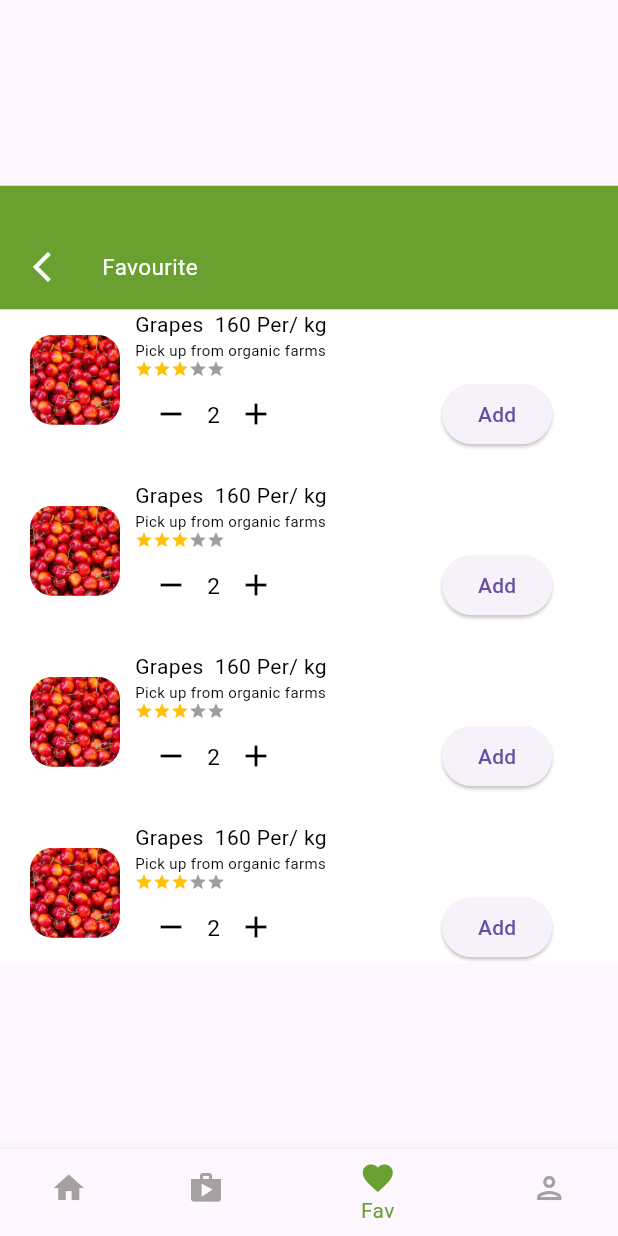
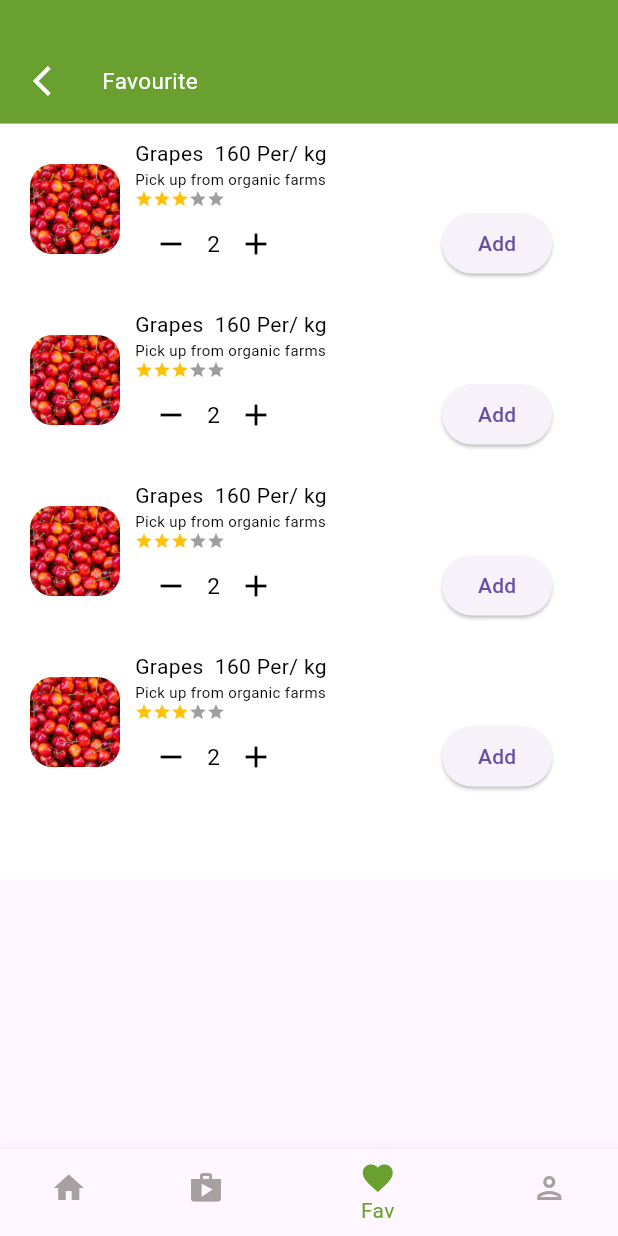
Before and after one commit to xuanlocgs2000/fruit_app_ui, a Flutter app: the NavigationScreen screen opened directly, item 3 of the bottom bar chosen, after a tap on the "remove" icon, on a phone screen of 412 x 824 dp. Run offline on Flutter 3.47's test engine with Material 3 defaults, Android fonts, the phone set to English and light mode, and no system bars; drawn by our look-alikes of flutter_rating_bar; our stand-ins replace animated_bottom_navigation_bar, iconsax, intl_phone_field, introduction_screen, pin_code_fields; missing offline and left inert: nuts_activity_indicator; Roboto replaces fonts that are missing (Poppins).

```diff
--- a/lib/main.dart
+++ b/lib/main.dart
@@ -34,10 +34,10 @@ class MyApp extends StatelessWidget {
       // home: RegisterPhoneScreen(),
       // home: LoadingScreen(),
       // home: HomeScreen(),
-      // home: NavigationScreen(),
+      home: NavigationScreen(),
       // home: SplashScreen(),
       // home: ProductDetails(),
-      home: FavouriteScreen(),
+      // home: FavouriteScreen(),
     );
   }
 }
--- a/lib/screens/favourite/favourite_screen.dart
+++ b/lib/screens/favourite/favourite_screen.dart
@@ -1,125 +1,27 @@
 import 'package:flutter/material.dart';
 import 'package:fruit_app_ui/screens/resource/color_manager.dart';
-import 'package:flutter_rating_bar/flutter_rating_bar.dart';
+import 'package:fruit_app_ui/screens/product/ratingBar.dart';
 
 class FavouriteScreen extends StatelessWidget {
-  const FavouriteScreen({super.key});
+  const FavouriteScreen({Key? key});
 
   @override
   Widget build(BuildContext context) {
     return Material(
       color: Colors.white,
       child: SingleChildScrollView(
+        padding: EdgeInsets.only(top: MediaQuery.of(context).padding.top),
+        child: SafeArea(
           child: Column(
             children: [
               _buildHeader(context),
-            // SizedBox(height: 10),
-            Padding(
-              padding: EdgeInsets.only(left: 20),
-              child: ListView.separated(
-                  shrinkWrap: true,
-                  itemBuilder: (_, index) => Column(
-                        children: [
-                          Row(
-                            children: [
-                              Container(
-                                // padding: EdgeInsets.symmetric(horizontal: 30),
-                                // margin: EdgeInsets.symmetric(horizontal: 20),
-                                width: 60,
-                                height: 60, // error khi dung mediaquery
-                                decoration: BoxDecoration(
-                                  image: const DecorationImage(
-                                    image: AssetImage(
-                                        "assets/images/fruit/cherry.jpg"),
-                                    fit: BoxFit.cover,
-                                  ),
-                                  borderRadius: BorderRadius.circular(15),
-                                ),
-                              ),
-                              const SizedBox(
-                                width: 10,
-                              ),
-                              Column(
-                                crossAxisAlignment: CrossAxisAlignment.start,
-                                children: [
-                                  Row(
-                                    mainAxisAlignment:
-                                        MainAxisAlignment.spaceBetween,
-                                    children: [
-                                      Text(
-                                        'Grapes\t\t',
-                                        style: TextStyle(
-                                          color: ColorManager.black,
-                                          fontSize: 14,
-                                          fontFamily: 'Poppins',
-                                        ),
-                                      ),
-                                      SizedBox(
-                                        height: 10,
-                                      ),
-                                      Text(
-                                        '160 Per/ kg',
-                                        style: TextStyle(
-                                          color: ColorManager.black,
-                                          fontSize: 14,
-                                          fontFamily: 'Poppins',
-                                        ),
-                                      ),
-                                    ],
-                                  ),
-                                  Text(
-                                    'Pick up from organic farms',
-                                    style: TextStyle(
-                                      color: ColorManager.black,
-                                      fontSize: 10,
-                                      fontFamily: 'Poppins',
-                                    ),
-                                  ),
-                                  _buildRatingBar(),
-                                  Row(
-                                    children: [
-                                      IconButton(
-                                          color: ColorManager.black,
-                                          icon: Icon(Icons.remove),
-                                          onPressed: () {}),
-                                      Text(
-                                        '2',
-                                        style: TextStyle(
-                                          color: ColorManager.black,
-                                          fontSize: 15,
-                                          fontFamily: 'Poppins',
-                                        ),
-                                      ),
-                                      IconButton(
-                                        color: ColorManager.black,
-                                        icon: Icon(Icons.add),
-                                        onPressed: () {},
-                                      ),
-                                      SizedBox(
-                                        width: 100,
-                                      ),
-                                      ElevatedButton(
-                                        onPressed: () {},
-                                        child: Text('Add'),
-                                      )
-                                    ],
-                                  ),
-                                ],
-                              ),
-                            ],
-                          ),
-                        ],
-                      ),
-                  separatorBuilder: (_, __) => const SizedBox(
-                        height: 20,
-                      ),
-                  itemCount: 4),
-            ),
+              SizedBox(height: 10),
+              _buildProductList(),
             ],
           ),
         ),
+      ),
     );
-  }
   }
 
   Widget _buildHeader(BuildContext context) {
@@ -157,21 +59,97 @@ Widget _buildHeader(BuildContext context) {
     );
   }
 
-Widget _buildRatingBar() {
-  return RatingBar.builder(
-    initialRating: 3,
-    minRating: 1,
-    direction: Axis.horizontal,
-    allowHalfRating: true,
-    itemCount: 5,
-    itemSize: 12,
-    itemPadding: EdgeInsets.symmetric(horizontal: 0),
-    itemBuilder: (context, _) => Icon(
-      Icons.star,
-      color: Colors.amber,
+  Widget _buildProductList() {
+    return Padding(
+      padding: EdgeInsets.only(left: 20),
+      child: ListView.separated(
+        shrinkWrap: true,
+        itemBuilder: (_, index) => _buildProductItem(),
+        separatorBuilder: (_, __) => SizedBox(height: 20),
+        itemCount: 4,
       ),
-    onRatingUpdate: (rating) {
-      print(rating);
-    },
     );
   }
+
+  Widget _buildProductItem() {
+    return Row(
+      children: [
+        Container(
+          width: 60,
+          height: 60,
+          decoration: BoxDecoration(
+            image: const DecorationImage(
+              image: AssetImage("assets/images/fruit/cherry.jpg"),
+              fit: BoxFit.cover,
+            ),
+            borderRadius: BorderRadius.circular(15),
+          ),
+        ),
+        SizedBox(width: 10),
+        Column(
+          crossAxisAlignment: CrossAxisAlignment.start,
+          children: [
+            Row(
+              mainAxisAlignment: MainAxisAlignment.spaceBetween,
+              children: [
+                Text(
+                  'Grapes\t\t',
+                  style: TextStyle(
+                    color: ColorManager.black,
+                    fontSize: 14,
+                    fontFamily: 'Poppins',
+                  ),
+                ),
+                SizedBox(height: 10),
+                Text(
+                  '160 Per/ kg',
+                  style: TextStyle(
+                    color: ColorManager.black,
+                    fontSize: 14,
+                    fontFamily: 'Poppins',
+                  ),
+                ),
+              ],
+            ),
+            Text(
+              'Pick up from organic farms',
+              style: TextStyle(
+                color: ColorManager.black,
+                fontSize: 10,
+                fontFamily: 'Poppins',
+              ),
+            ),
+            RatingBarWidget(),
+            Row(
+              children: [
+                IconButton(
+                  color: ColorManager.black,
+                  icon: Icon(Icons.remove),
+                  onPressed: () {},
+                ),
+                Text(
+                  '2',
+                  style: TextStyle(
+                    color: ColorManager.black,
+                    fontSize: 15,
+                    fontFamily: 'Poppins',
+                  ),
+                ),
+                IconButton(
+                  color: ColorManager.black,
+                  icon: Icon(Icons.add),
+                  onPressed: () {},
+                ),
+                SizedBox(width: 100),
+                ElevatedButton(
+                  onPressed: () {},
+                  child: Text('Add'),
+                )
+              ],
+            ),
+          ],
+        ),
+      ],
+    );
+  }
+}
--- a/lib/screens/home/home_screen.dart
+++ b/lib/screens/home/home_screen.dart
@@ -2,6 +2,7 @@ import 'package:flutter/cupertino.dart';
 import 'package:flutter/material.dart';
 import 'package:fruit_app_ui/screens/resource/color_manager.dart';
 import 'package:fruit_app_ui/screens/home/products_section.dart';
+import 'package:fruit_app_ui/screens/product/ratingBar.dart';
 
 class HomeScreen extends StatefulWidget {
   const HomeScreen({Key? key});
@@ -117,15 +118,16 @@ class _HomeScreenState extends State<HomeScreen> {
 
   Widget _buildCategories() {
     return Padding(
-      padding: EdgeInsets.only(left: 5, right: 5),
+      padding: EdgeInsets.only(left: 15, right: 15),
       child: SizedBox(
         height: 45,
         child: ListView(
           scrollDirection: Axis.horizontal,
+          // mainAxisAlignment: MainAxisAlignment.spaceBetween,
           children: categories
               .asMap()
               .entries
-              .map((MapEntry map) => _getCategory(map.key))
+              .map((MapEntry<int, String> map) => _getCategory(map.key))
               .toList(),
         ),
       ),
@@ -140,10 +142,13 @@ class _HomeScreenState extends State<HomeScreen> {
         });
       },
       child: Row(
+        mainAxisAlignment: MainAxisAlignment.spaceBetween,
+//
         children: [
           Container(
             margin: EdgeInsets.symmetric(horizontal: 2),
-            width: 100,
+            width: MediaQuery.of(context).size.width / 3.5,
+            // width: ,
             height: 30,
             decoration: BoxDecoration(
               color: selectedIndex == index
--- a/lib/screens/home/navigation_screen.dart
+++ b/lib/screens/home/navigation_screen.dart
@@ -34,8 +34,11 @@ class _NavigationScreenState extends State<NavigationScreen> {
   @override
   Widget build(BuildContext context) {
     return Scaffold(
-      body: Center(
-        child: _widgetOptions.elementAt(_selectedIndex),
+      extendBody: true,
+      body: Expanded(
+        child: Container(
+          child: _widgetOptions.elementAt(_selectedIndex),
+        ),
       ),
       bottomNavigationBar: BottomNavigationBar(
         items: const <BottomNavigationBarItem>[
@@ -61,6 +64,7 @@ class _NavigationScreenState extends State<NavigationScreen> {
         unselectedItemColor: ColorManager.lightGrey,
         onTap: _onItemTapped,
       ),
+      // extendBody: true,
     );
   }
 }
--- a/lib/screens/home/products_section.dart
+++ b/lib/screens/home/products_section.dart
@@ -3,6 +3,7 @@ import 'package:flutter/material.dart';
 import 'package:flutter_rating_bar/flutter_rating_bar.dart';
 import 'package:fruit_app_ui/screens/product/productDetail_screen.dart';
 import 'package:fruit_app_ui/screens/resource/color_manager.dart';
+import 'package:fruit_app_ui/screens/product/ratingBar.dart';
 
 class ProductsSection extends StatefulWidget {
   const ProductsSection({super.key});
@@ -84,7 +85,7 @@ class _ProductsSectionState extends State<ProductsSection> {
         Container(
           width: 115,
           height: 230,
-          margin: EdgeInsets.symmetric(horizontal: 10),
+          margin: EdgeInsets.only(top: 10, right: 10),
           decoration: BoxDecoration(
             color: Colors.white,
             borderRadius: BorderRadius.all(Radius.circular(10)),
@@ -172,7 +173,7 @@ class _ProductsSectionState extends State<ProductsSection> {
       child: Column(
         crossAxisAlignment: CrossAxisAlignment.start,
         children: [
-          _buildRatingBar(),
+          RatingBarWidget(),
           SizedBox(height: 10),
           Text(
             'Cherry',
@@ -193,23 +194,4 @@ class _ProductsSectionState extends State<ProductsSection> {
       ),
     );
   }
-
-  Widget _buildRatingBar() {
-    return RatingBar.builder(
-      initialRating: 3,
-      minRating: 1,
-      direction: Axis.horizontal,
-      allowHalfRating: true,
-      itemCount: 5,
-      itemSize: 12,
-      itemPadding: EdgeInsets.symmetric(horizontal: 0),
-      itemBuilder: (context, _) => Icon(
-        Icons.star,
-        color: Colors.amber,
-      ),
-      onRatingUpdate: (rating) {
-        print(rating);
-      },
-    );
-  }
 }
--- a/lib/screens/product/productDetail_screen.dart
+++ b/lib/screens/product/productDetail_screen.dart
@@ -1,6 +1,7 @@
 import 'package:flutter/cupertino.dart';
 import 'package:flutter/material.dart';
 import 'package:fruit_app_ui/screens/resource/color_manager.dart';
+import 'package:fruit_app_ui/screens/product/ratingBar.dart';
 
 class ProductDetails extends StatelessWidget {
   const ProductDetails({Key? key});
--- a/lib/screens/product/ratingBar.dart
+++ b/lib/screens/product/ratingBar.dart
@@ -1,31 +1,28 @@
-import 'package:flutter/cupertino.dart';
+import 'package:flutter/material.dart';
 import 'package:flutter_rating_bar/flutter_rating_bar.dart';
 
-class RatingBar extends StatefulWidget {
-  const RatingBar({super.key});
+class RatingBarWidget extends StatelessWidget {
+  @override
+  Widget build(BuildContext context) {
+    return _buildRatingBar();
+  }
 
-  @override
-  State<RatingBar> createState() => _RatingBarState();
+  Widget _buildRatingBar() {
+    return RatingBar.builder(
+      initialRating: 3,
+      minRating: 1,
+      direction: Axis.horizontal,
+      allowHalfRating: true,
+      itemCount: 5,
+      itemSize: 12,
+      itemPadding: EdgeInsets.symmetric(horizontal: 0),
+      itemBuilder: (context, _) => Icon(
+        Icons.star,
+        color: Colors.amber,
+      ),
+      onRatingUpdate: (rating) {
+        print(rating);
+      },
+    );
+  }
 }
-
-// class _RatingBarState extends State<RatingBar> {
-//     Widget _buildRatingBar() {
-//       return RatingBar.builder(
-//         initialRating: 3,
-//         minRating: 1,
-//         direction: Axis.horizontal,
-//         allowHalfRating: true,
-//         itemCount: 5,
-//         itemSize: 12,
-//         itemPadding: EdgeInsets.symmetric(horizontal: 0),
-//         itemBuilder: (context, _) => Icon(
-//           Icons.star,
-//           color: Colors.amber,
-//         ),
-//         onRatingUpdate: (rating) {
-//           print(rating);
-//         },
-//       );
-//     }
-//   }
-// }
```
Lines whose indentation alone changed are shown as unchanged.
